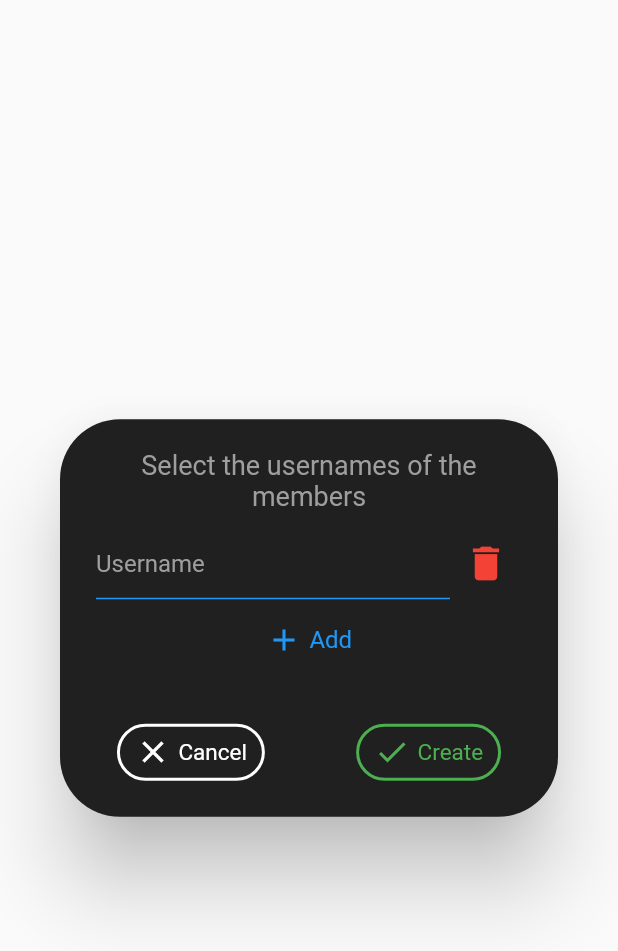
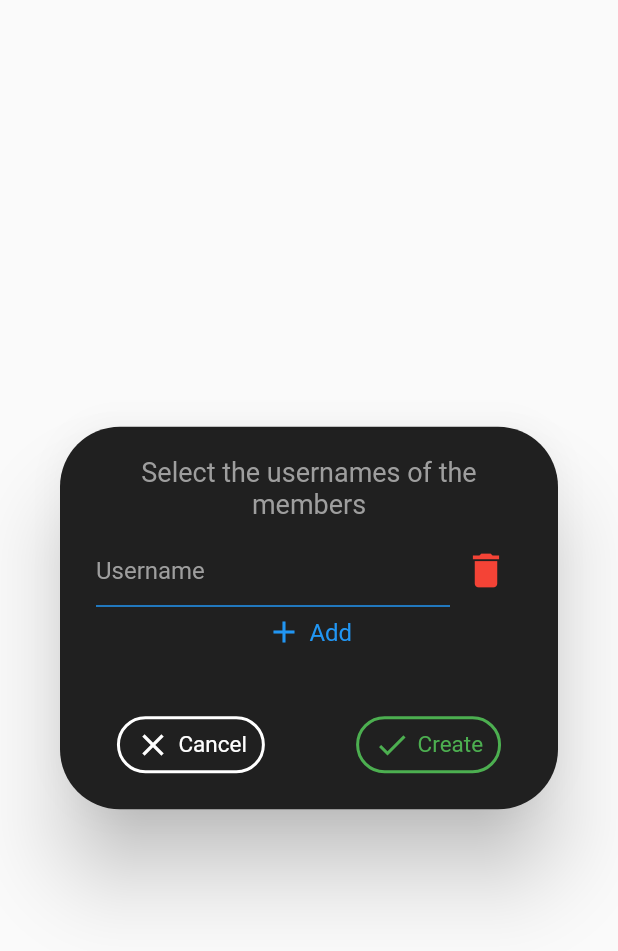
Before and after one commit to ValentinVignal/Nitwixt, a Flutter app: the NewChatDialog widget shown alone on an empty page, opened directly, on a phone screen of 412 x 824 dp. Shown: the top 951 px of the screen. Run offline on Flutter 3.47's test engine with Material 2 defaults, Android fonts, the phone set to English and light mode, and no system bars; our stand-ins replace cloud_firestore, firebase_auth, firebase_messaging, flutter_local_notifications, flutter_spinkit, fluttertoast and 3 more; missing offline and left inert: flutter_facebook_login, flutter_password_strength; accounts and stored records are empty.

Commit message:
List Input widget + go to the chat when created

```diff
--- a/lib/screens/home/chat_tile.dart
+++ b/lib/screens/home/chat_tile.dart
@@ -2,8 +2,6 @@ import 'package:flutter/material.dart';
 import 'package:nitwixt/models/models.dart' as models;
 import 'package:nitwixt/screens/chat/chat_home.dart';
 import 'package:nitwixt/screens/chat/chat_provider.dart';
-import 'package:nitwixt/screens/home/home.dart';
-import 'package:nitwixt/shared/loading.dart';
 import 'package:provider/provider.dart';
 import 'package:nitwixt/services/database/database.dart' as database;
 
--- a/lib/screens/home/new_chat_dialog.dart
+++ b/lib/screens/home/new_chat_dialog.dart
@@ -1,10 +1,12 @@
 import 'package:flutter/material.dart';
 import 'package:nitwixt/models/models.dart' as models;
+import 'package:nitwixt/screens/chat/chat_home.dart';
+import 'package:nitwixt/screens/chat/chat_provider.dart';
 import 'package:nitwixt/shared/loading.dart';
 import 'package:nitwixt/widgets/button_simple.dart';
+import 'package:nitwixt/widgets/froms/forms.dart';
 import 'package:provider/provider.dart';
 import 'package:nitwixt/services/database/database.dart' as database;
-import 'package:nitwixt/shared/constants.dart';
 
 class NewChatDialog extends StatefulWidget {
   @override
@@ -14,20 +16,21 @@ class NewChatDialog extends StatefulWidget {
 class _NewChatDialogState extends State<NewChatDialog> {
   final GlobalKey<FormState> _formKey = GlobalKey<FormState>();
 
-  List<String> _enterredUsernames = [''];
   String error = '';
   bool isLoading = false;
 
+  ListInputController listInputController = ListInputController(values: List<String>.from(['']));
+
   List<String> duplicatedUsernames() {
     List<String> _duplicatedUsernames = new List<String>();
-    _enterredUsernames.forEach((String username) {
-      if (_enterredUsernames.indexOf(username) != _enterredUsernames.lastIndexOf(username) && !_duplicatedUsernames.contains(username)) {
+    listInputController.values.forEach((String username) {
+      if (listInputController.values.indexOf(username) != listInputController.values.lastIndexOf(username) &&
+          !_duplicatedUsernames.contains(username)) {
         _duplicatedUsernames.add(username);
       }
     });
     return _duplicatedUsernames;
   }
-
 
   @override
   Widget build(BuildContext context) {
@@ -53,69 +56,23 @@ class _NewChatDialogState extends State<NewChatDialog> {
                   textAlign: TextAlign.center,
                 ),
                 SizedBox(height: 10.0),
-                Container(
-                  child: ListView.builder(
+                ListInput(
+                  controller: listInputController,
                   physics: NeverScrollableScrollPhysics(),
-                    shrinkWrap: true,
-                    itemCount: _enterredUsernames.length,
-                    itemBuilder: (BuildContext buildContextList, int index) {
-                      return Row(
-                        children: <Widget>[
-                          Expanded(
-                            child: TextFormField(
-                              style: TextStyle(color: Colors.white),
-                              decoration: textInputDecoration.copyWith(
                   hintText: 'Username',
-//                                labelText: 'Username',
-                              ),
-                              initialValue: _enterredUsernames[index],
                   validator: (val) {
-                                if (val.isEmpty) {
+                    if (val.trim().isEmpty) {
                       return 'Enter username';
                     } else if (val == user.username) {
                       return 'Enter another username than yours';
                     }
                     return null;
                   },
-                              onChanged: (val) {
-                                setState(() {
-                                  _enterredUsernames[index] = val;
-                                });
-                              },
-                            ),
-                          ),
-                          IconButton(
-                            icon: Icon(
-                              Icons.delete,
-                              size: 30.0,
-                              color: Colors.red,
-                            ),
-                            onPressed: () {
-                              setState(() {
-                                _enterredUsernames.removeAt(index);
-                              });
-                            },
-                          )
-                        ],
-                      );
-                    },
-                  ),
                 ),
                 SizedBox(height: 10.0),
-                ButtonSimple(
-                  onTap: () {
-                    setState(() {
-                      _enterredUsernames.add('');
-                    });
-                  },
-                  icon: Icons.add,
-                  color: Colors.blue,
-                  text: 'Add',
-                  withBorder: false,
-                  fontSize: 16.0,
-                ),
-                SizedBox(height: 10.0),
-                isLoading ? Loading() : Text(
+                isLoading
+                    ? Loading()
+                    : Text(
                         error,
                         style: TextStyle(color: Colors.red),
                         textAlign: TextAlign.center,
@@ -136,10 +93,6 @@ class _NewChatDialogState extends State<NewChatDialog> {
                     ButtonSimple(
                       onTap: () async {
                         if (_formKey.currentState.validate()) {
-                          setState(() {
-                            error = '';
-                            isLoading = true;
-                          });
                           // Test if a username is entered twice
                           List<String> duplicatedEnterredUsernames = duplicatedUsernames();
                           if (duplicatedEnterredUsernames.isNotEmpty) {
@@ -149,19 +102,28 @@ class _NewChatDialogState extends State<NewChatDialog> {
                             });
                           } else {
                             // No duplicates
-                            String res = await database.DatabaseChat.createNewChat(user, _enterredUsernames);
-                            if (res != null) {
-                              // Show the error
                             setState(() {
-                                isLoading = false;
-                                error = res;
+                              error = '';
+                              isLoading = true;
                             });
-                            } else {
+                            try {
+                              String chatId = await database.DatabaseChat.createNewChat(user, listInputController.values);
                               setState(() {
                                 isLoading = false;
                                 error = '';
                               });
-                              Navigator.of(context).pop();
+//                              Navigator.of(context).pop();
+                              Navigator.of(context).pushReplacement(MaterialPageRoute(builder: (contextMaterialRoute) {
+                                return ChatProvider(
+                                  id: chatId,
+                                  child: ChatHome(),
+                                );
+                              }));
+                            } catch (err) {
+                              setState(() {
+                                isLoading = false;
+                                error = err;
+                              });
                             }
                           }
                         }
--- /dev/null
+++ b/lib/widgets/froms/forms.dart
@@ -0,0 +1,2 @@
+export 'text_info.dart';
+export 'list_input.dart';
--- /dev/null
+++ b/lib/widgets/froms/list_input.dart
@@ -0,0 +1,93 @@
+import 'package:flutter/material.dart';
+import 'package:nitwixt/shared/constants.dart';
+
+import '../button_simple.dart';
+
+class ListInputController {
+  List<String> values;
+
+  ListInputController({
+    this.values,
+  }) {
+    this.values = this.values ?? [];
+  }
+}
+
+class ListInput extends StatefulWidget {
+  ListInputController controller;
+  ScrollPhysics physics;
+  bool shrinkWrap;
+  String hintText;
+  Function validator;
+
+  ListInput({
+    @required this.controller,
+    this.physics,
+    this.shrinkWrap = true,
+    this.hintText,
+    this.validator,
+  }) : super();
+
+  @override
+  _ListInputState createState() => _ListInputState();
+}
+
+class _ListInputState extends State<ListInput> {
+  @override
+  Widget build(BuildContext context) {
+    return Column(
+      children: <Widget>[
+        ListView.builder(
+          physics: widget.physics,
+          shrinkWrap: widget.shrinkWrap,
+          itemCount: widget.controller.values.length,
+          itemBuilder: (BuildContext buildContextList, int index) {
+            return Row(
+              children: <Widget>[
+                Expanded(
+                  child: TextFormField(
+                    style: TextStyle(color: Colors.white),
+                    decoration: textInputDecoration.copyWith(
+                      hintText: widget.hintText,
+                    ),
+                    initialValue: widget.controller.values[index],
+                    validator: widget.validator,
+                    onChanged: (val) {
+                      setState(() {
+                        widget.controller.values[index] = val;
+                      });
+                    },
+                  ),
+                ),
+                IconButton(
+                  icon: Icon(
+                    Icons.delete,
+                    size: 30.0,
+                    color: Colors.red,
+                  ),
+                  onPressed: () {
+                    setState(() {
+                      widget.controller.values.removeAt(index);
+                    });
+                  },
+                ),
+              ],
+            );
+          },
+        ),
+        ButtonSimple(
+          onTap: () {
+            setState(() {
+              widget.controller.values.add('');
+            });
+          },
+          icon: Icons.add,
+          color: Colors.blue,
+          text: 'Add',
+          withBorder: false,
+          fontSize: 16.0,
+        ),
+      ],
+    );
+  }
+}
--- a/lib/widgets/widgets.dart
+++ b/lib/widgets/widgets.dart
@@ -1,2 +1,2 @@
 export 'button_simple.dart';
-export 'text_info.dart';
+export 'froms/forms.dart';
--- a/pubspec.yaml
+++ b/pubspec.yaml
@@ -15,7 +15,7 @@ publish_to: 'none' # Remove this line if you wish to publish to pub.dev
 # In iOS, build-name is used as CFBundleShortVersionString while build-number used as CFBundleVersion.
 # Read more about iOS versioning at
 # https://developer.apple.com/library/archive/documentation/General/Reference/InfoPlistKeyReference/Articles/CoreFoundationKeys.html
-version: 1.1.1+4
+version: 1.1.2+5
 
 environment:
   sdk: ">=2.7.0 <3.0.0"
```
Also changed, not shown: lib/screens/chat/chat_messages.dart (+0 -9 lines), lib/services/database/database_chat.dart (+6 -6 lines), lib/widgets/froms/text_info.dart (renamed from lib/widgets/text_info.dart). Lines whose indentation alone changed are shown as unchanged.
